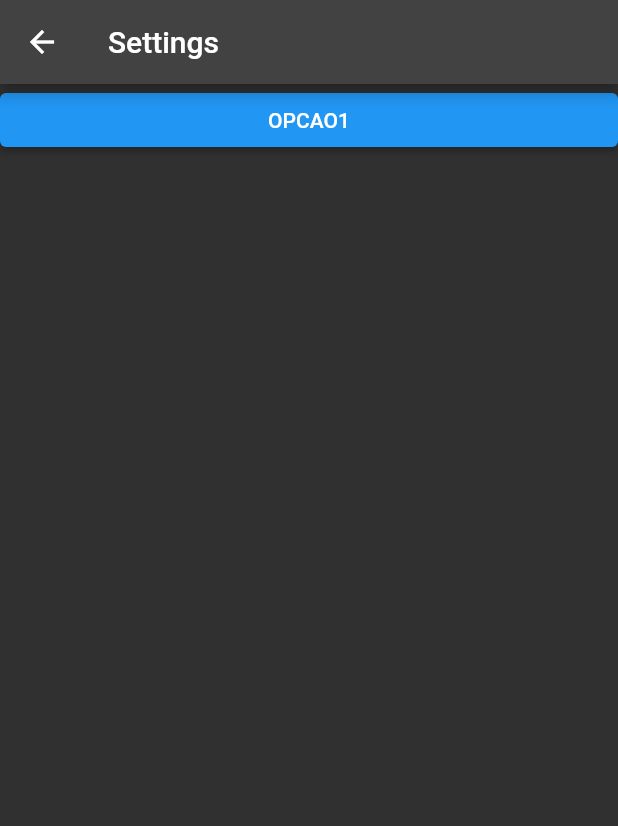
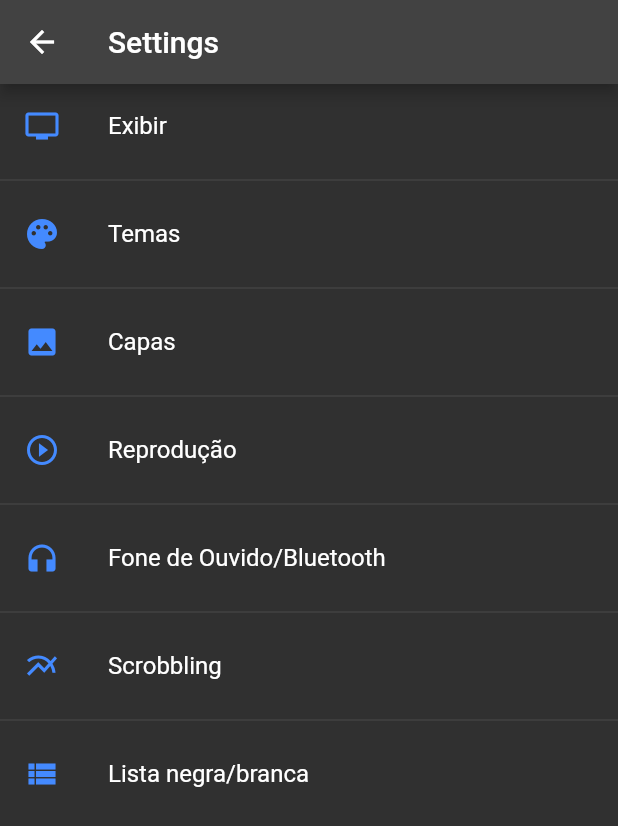
Before and after one commit to Mauricio-Silva/FirstApp, a Flutter app: the XSettings screen opened by its route, on a phone screen of 412 x 824 dp. Shown: the top 826 px of the screen. Run offline on Flutter 3.47's test engine with Material 2 defaults, Android fonts, the phone set to English and light mode, and no system bars; our stand-ins replace smooth_page_indicator; network calls fail.

Commit message:
Initial Navigation

```diff
--- a/lib/settings.dart
+++ b/lib/settings.dart
@@ -8,12 +8,73 @@ class XSettings extends StatelessWidget {
     return Scaffold(
       appBar: AppBar(
         title: const Text("Settings"),
+        leading: BackButton(
+          onPressed: () {
+            Navigator.popAndPushNamed(context, "/");
+          },
+        ),
       ),
-      body: ListView(
+      body: Column(
         children: [
-          ElevatedButton(
-            child: const Text("OPCAO1"),
-            onPressed: () {
+          ListTile(
+            leading: const Icon(Icons.tv),
+            iconColor: Colors.blueAccent,
+            title: const Text("Exibir"),
+            onTap: () {
+              Navigator.pushNamed(context, "/settings/conf1");
+            },
+          ),
+          const Divider(),
+          ListTile(
+            leading: const Icon(Icons.palette),
+            iconColor: Colors.blueAccent,
+            title: const Text("Temas"),
+            onTap: () {
+              Navigator.pushNamed(context, "/settings/conf1");
+            },
+          ),
+          const Divider(),
+          ListTile(
+            leading: const Icon(Icons.image),
+            iconColor: Colors.blueAccent,
+            title: const Text("Capas"),
+            onTap: () {
+              Navigator.pushNamed(context, "/settings/conf1");
+            },
+          ),
+          const Divider(),
+          ListTile(
+            leading: const Icon(Icons.play_circle_outline),
+            iconColor: Colors.blueAccent,
+            title: const Text("Reprodução"),
+            onTap: () {
+              Navigator.pushNamed(context, "/settings/conf1");
+            },
+          ),
+          const Divider(),
+          ListTile(
+            leading: const Icon(Icons.headphones),
+            iconColor: Colors.blueAccent,
+            title: const Text("Fone de Ouvido/Bluetooth"),
+            onTap: () {
+              Navigator.pushNamed(context, "/settings/conf1");
+            },
+          ),
+          const Divider(),
+          ListTile(
+            leading: const Icon(Icons.multiline_chart_sharp),
+            iconColor: Colors.blueAccent,
+            title: const Text("Scrobbling"),
+            onTap: () {
+              Navigator.pushNamed(context, "/settings/conf1");
+            },
+          ),
+          const Divider(),
+          ListTile(
+            leading: const Icon(Icons.view_list),
+            iconColor: Colors.blueAccent,
+            title: const Text("Lista negra/branca"),
+            onTap: () {
               Navigator.pushNamed(context, "/settings/conf1");
             },
           ),
--- a/lib/x_settings/x_conf1.dart
+++ b/lib/x_settings/x_conf1.dart
@@ -22,7 +22,7 @@ class XConf1 extends StatelessWidget {
           ElevatedButton(
               child: const Text("Voltar"),
               onPressed: () {
-                Navigator.popUntil(context, (route) => false);
+                Navigator.popUntil(context, (route) => route.isFirst);
               }),
         ],
       ),
```
